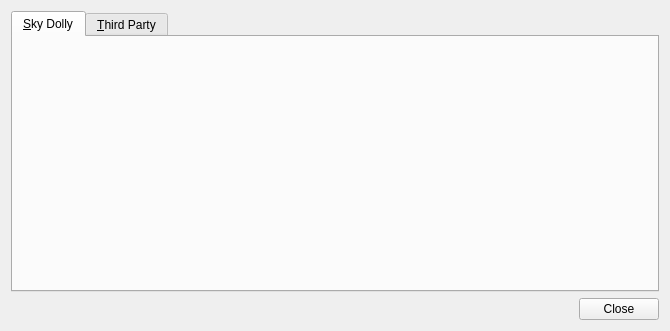
This is src/UserInterface/src/Dialog/AboutDialog.ui in till213/SkyDolly as Qt 5 draws it before an edit. The edited form follows.
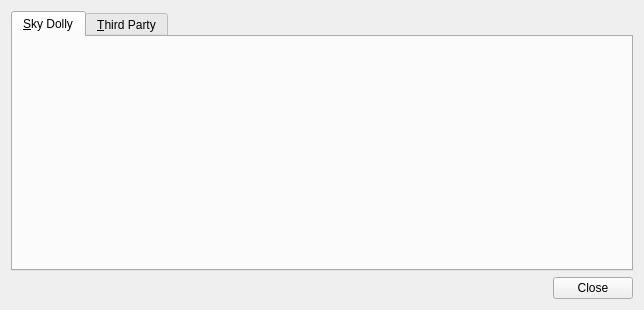
This is the edited form. The open tabs and pages were chosen to show the change. Custom widgets are drawn as their Qt base class.

Commit message: Ignore some Unix signals (won't compile on non-POSIX like Windows)

```diff
--- a/src/UserInterface/src/Dialog/AboutDialog.ui
+++ b/src/UserInterface/src/Dialog/AboutDialog.ui
@@ -6,8 +6,8 @@
    <rect>
     <x>0</x>
     <y>0</y>
-    <width>670</width>
-    <height>331</height>
+    <width>640</width>
+    <height>310</height>
    </rect>
   </property>
   <property name="windowTitle">
```
Left out of the diff: 2 changed lines with no effect on the pictures. The commit also changes 4 other files.
